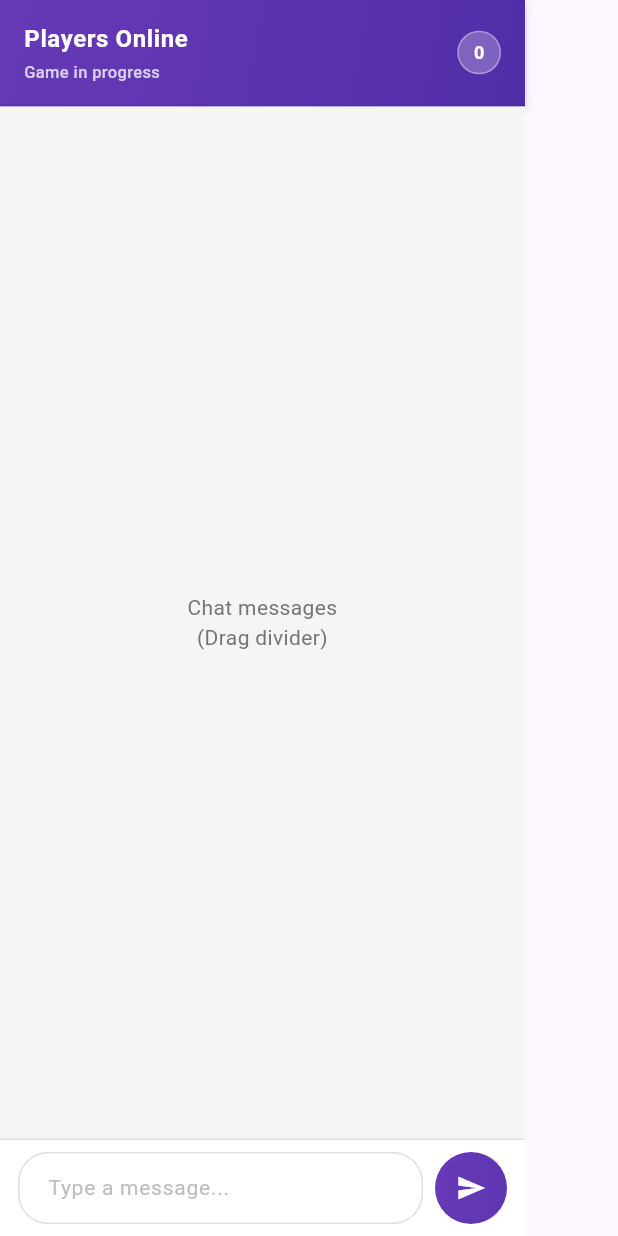
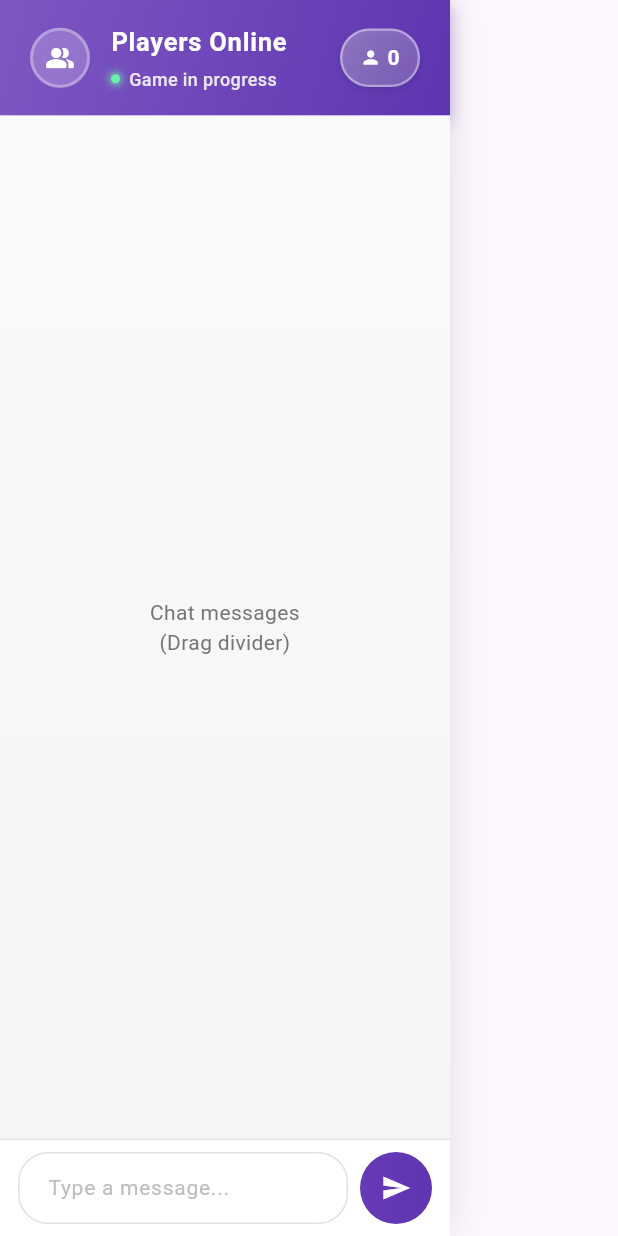
Before and after one commit to Fares-Abdi/Doodle, a Flutter app: the ChatPanel widget shown alone on an empty page, opened directly with empty values, on a phone screen of 412 x 824 dp. Run offline on Flutter 3.47's test engine with Material 3 defaults, Android fonts, the phone set to English and light mode, and no system bars; our stand-ins replace audioplayers, shared_preferences; accounts and stored records are empty; network calls fail; Roboto replaces fonts that are missing (Poppins); project files that could hold a hidden picture were left out.

Commit message:
acceptable changes

```diff
--- a/Code/frontend/lib/widgets/game_room/chat_header.dart
+++ b/Code/frontend/lib/widgets/game_room/chat_header.dart
@@ -9,36 +9,47 @@ class ChatHeader extends StatelessWidget {
   @override
   Widget build(BuildContext context) {
     return Container(
-      padding: const EdgeInsets.symmetric(horizontal: 16, vertical: 14),
+      padding: const EdgeInsets.symmetric(horizontal: 20, vertical: 16),
       decoration: BoxDecoration(
         gradient: LinearGradient(
           colors: [
-            Colors.deepPurple.shade500,
-            Colors.deepPurple.shade700,
+            Colors.deepPurple.shade400,
+            Colors.deepPurple.shade600,
           ],
           begin: Alignment.topLeft,
           end: Alignment.bottomRight,
         ),
-        border: Border(
-          bottom: BorderSide(
-            color: Colors.deepPurple.shade900.withOpacity(0.4),
-            width: 1,
-          ),
-        ),
         boxShadow: [
           BoxShadow(
-            color: Colors.deepPurple.shade900.withOpacity(0.2),
-            blurRadius: 4,
-            offset: const Offset(0, 2),
+            color: Colors.deepPurple.shade900.withOpacity(0.3),
+            blurRadius: 8,
+            offset: const Offset(0, 4),
           ),
         ],
       ),
-      child: Column(
-        crossAxisAlignment: CrossAxisAlignment.start,
+      child: Row(
         children: [
-          Row(
-            mainAxisAlignment: MainAxisAlignment.spaceBetween,
-            children: [
+          // Animated icon with pulse effect
+          Container(
+            width: 40,
+            height: 40,
+            decoration: BoxDecoration(
+              color: Colors.white.withOpacity(0.2),
+              shape: BoxShape.circle,
+              border: Border.all(
+                color: Colors.white.withOpacity(0.3),
+                width: 2,
+              ),
+            ),
+            child: const Icon(
+              Icons.people_alt_rounded,
+              color: Colors.white,
+              size: 20,
+            ),
+          ),
+          const SizedBox(width: 14),
+
+          // Text content
           Expanded(
             child: Column(
               crossAxisAlignment: CrossAxisAlignment.start,
@@ -46,52 +57,100 @@ class ChatHeader extends StatelessWidget {
                 const Text(
                   'Players Online',
                   style: TextStyle(
-                        fontSize: 16,
+                    fontSize: 17,
                     fontWeight: FontWeight.bold,
                     color: Colors.white,
-                        letterSpacing: 0.4,
+                    letterSpacing: 0.5,
                   ),
                   maxLines: 1,
                   overflow: TextOverflow.ellipsis,
                 ),
-                    const SizedBox(height: 3),
-                    Text(
+                const SizedBox(height: 4),
+                Row(
+                  children: [
+                    Container(
+                      width: 6,
+                      height: 6,
+                      decoration: const BoxDecoration(
+                        color: Colors.greenAccent,
+                        shape: BoxShape.circle,
+                        boxShadow: [
+                          BoxShadow(
+                            color: Colors.greenAccent,
+                            blurRadius: 4,
+                            spreadRadius: 1,
+                          ),
+                        ],
+                      ),
+                    ),
+                    const SizedBox(width: 6),
+                    Expanded(
+                      child: Text(
                         subtitle,
                         style: TextStyle(
-                        fontSize: 11,
-                        color: Colors.white.withOpacity(0.75),
+                          fontSize: 12,
+                          color: Colors.white.withOpacity(0.85),
                           fontWeight: FontWeight.w500,
                         ),
                         maxLines: 1,
                         overflow: TextOverflow.ellipsis,
-                    ),
-                  ],
-                ),
-              ),
-              const SizedBox(width: 8),
-              Container(
-                padding: const EdgeInsets.symmetric(horizontal: 10, vertical: 5),
-                decoration: BoxDecoration(
-                  color: Colors.white.withOpacity(0.25),
-                  borderRadius: BorderRadius.circular(16),
-                  border: Border.all(
-                    color: Colors.white.withOpacity(0.35),
-                    width: 1,
-                  ),
-                ),
-                child: Text(
-                  '$playerCount',
-                  style: const TextStyle(
-                    fontSize: 12,
-                    fontWeight: FontWeight.bold,
-                    color: Colors.white,
-                  ),
                       ),
                     ),
                   ],
                 ),
               ],
             ),
+          ),
+
+          const SizedBox(width: 12),
+
+          // Player count badge with gradient
+          Container(
+            padding: const EdgeInsets.symmetric(horizontal: 12, vertical: 8),
+            decoration: BoxDecoration(
+              gradient: LinearGradient(
+                colors: [
+                  Colors.white.withOpacity(0.3),
+                  Colors.white.withOpacity(0.2),
+                ],
+                begin: Alignment.topLeft,
+                end: Alignment.bottomRight,
+              ),
+              borderRadius: BorderRadius.circular(20),
+              border: Border.all(
+                color: Colors.white.withOpacity(0.4),
+                width: 1.5,
+              ),
+              boxShadow: [
+                BoxShadow(
+                  color: Colors.black.withOpacity(0.1),
+                  blurRadius: 4,
+                  offset: const Offset(0, 2),
+                ),
+              ],
+            ),
+            child: Row(
+              mainAxisSize: MainAxisSize.min,
+              children: [
+                const Icon(
+                  Icons.person,
+                  color: Colors.white,
+                  size: 14,
+                ),
+                const SizedBox(width: 4),
+                Text(
+                  '$playerCount',
+                  style: const TextStyle(
+                    fontSize: 14,
+                    fontWeight: FontWeight.bold,
+                    color: Colors.white,
+                  ),
+                ),
+              ],
+            ),
+          ),
+        ],
+      ),
     );
   }
 }
--- a/Code/frontend/lib/widgets/game_room/chat_panel.dart
+++ b/Code/frontend/lib/widgets/game_room/chat_panel.dart
@@ -31,36 +31,81 @@ class ChatPanel extends StatelessWidget {
 
   @override
   Widget build(BuildContext context) {
+    // Check if current user is the drawer
+    final currentPlayer = session.players.firstWhere(
+      (p) => p.id == userId,
+      orElse: () => Player(id: userId, name: 'Player'),
+    );
+    final isDrawer = currentPlayer.isDrawing;
+
     return Container(
-      width: 350,
-      color: Colors.white,
+      width: 300,
+      decoration: BoxDecoration(
+        color: Colors.white,
+        boxShadow: [
+          BoxShadow(
+            color: Colors.black.withOpacity(0.15),
+            blurRadius: 24,
+            offset: const Offset(-4, 0),
+          ),
+        ],
+      ),
       child: Column(
         children: [
+          // Enhanced header
           ChatHeader(playerCount: playerCount),
 
-          // Leaderboard
+          // Leaderboard section
           Container(
             height: leaderboardHeight,
             clipBehavior: Clip.none,
+            decoration: BoxDecoration(
+              gradient: LinearGradient(
+                begin: Alignment.topCenter,
+                end: Alignment.bottomCenter,
+                colors: [
+                  Colors.grey.shade50,
+                  Colors.white,
+                ],
+              ),
+            ),
             child: EnhancedLeaderboard(
               session: session,
               userId: userId,
             ),
           ),
 
-          // Divider (passed in from parent so it can hold state/animations)
+          // Enhanced divider
           dividerWidget,
 
-          // Chat messages area (Expanded)
+          // Chat messages area with gradient background
           Expanded(
             child: Container(
-              color: Colors.grey.shade100,
-              child: ChatMessagesList(messages: messages, controller: scrollController, userId: userId, session: session),
+              decoration: BoxDecoration(
+                gradient: LinearGradient(
+                  begin: Alignment.topCenter,
+                  end: Alignment.bottomCenter,
+                  colors: [
+                    Colors.grey.shade50,
+                    Colors.grey.shade100,
+                  ],
+                ),
+              ),
+              child: ChatMessagesList(
+                messages: messages,
+                controller: scrollController,
+                userId: userId,
+                session: session,
+              ),
             ),
           ),
 
-          // Message input - fixed at bottom of panel
-          MessageInput(controller: chatController, onSend: onSend),
+          // Enhanced message input
+          MessageInput(
+            controller: chatController,
+            onSend: onSend,
+            isDrawer: isDrawer,
+          ),
         ],
       ),
     );
--- a/Code/frontend/lib/widgets/game_room/message_input.dart
+++ b/Code/frontend/lib/widgets/game_room/message_input.dart
@@ -3,12 +3,50 @@ import 'package:flutter/material.dart';
 class MessageInput extends StatelessWidget {
   final TextEditingController controller;
   final void Function(String) onSend;
+  final bool isDrawer;
 
-  const MessageInput({Key? key, required this.controller, required this.onSend}) : super(key: key);
+  const MessageInput({Key? key, required this.controller, required this.onSend, this.isDrawer = false}) : super(key: key);
 
   @override
   Widget build(BuildContext context) {
     final viewInsetsBottom = MediaQuery.of(context).viewInsets.bottom;
+
+    if (isDrawer) {
+      return Container(
+        decoration: BoxDecoration(
+          color: Colors.grey.shade100,
+          border: Border(
+            top: BorderSide(
+              color: Colors.grey.shade300,
+              width: 1,
+            ),
+          ),
+        ),
+        padding: EdgeInsets.only(
+          left: 12,
+          right: 12,
+          top: 8,
+          bottom: 8 + viewInsetsBottom,
+        ),
+        child: Center(
+          child: Row(
+            mainAxisAlignment: MainAxisAlignment.center,
+            children: [
+              Icon(Icons.lock, color: Colors.grey.shade500, size: 20),
+              const SizedBox(width: 8),
+              Text(
+                'Drawer cannot chat',
+                style: TextStyle(
+                  color: Colors.grey.shade600,
+                  fontSize: 14,
+                  fontStyle: FontStyle.italic,
+                ),
+              ),
+            ],
+          ),
+        ),
+      );
+    }
 
     return Container(
       decoration: BoxDecoration(
```
Lines whose indentation alone changed are shown as unchanged.
